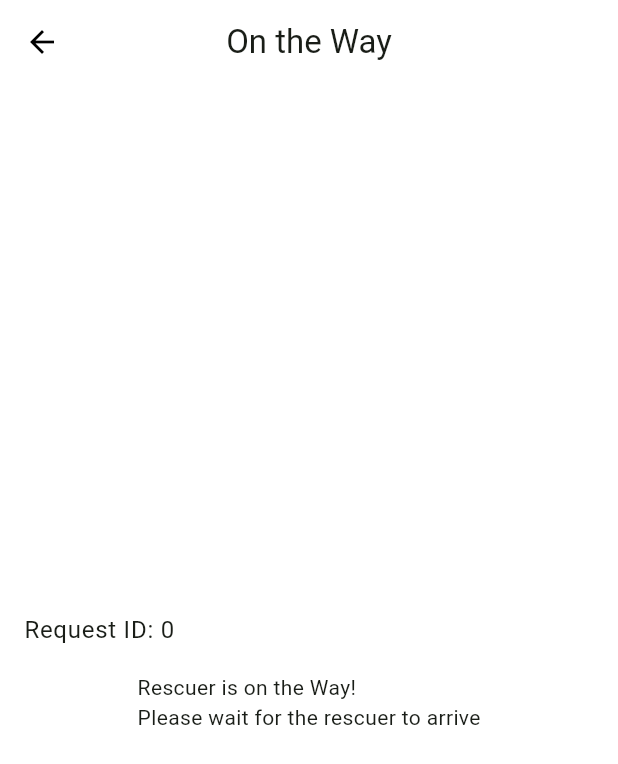
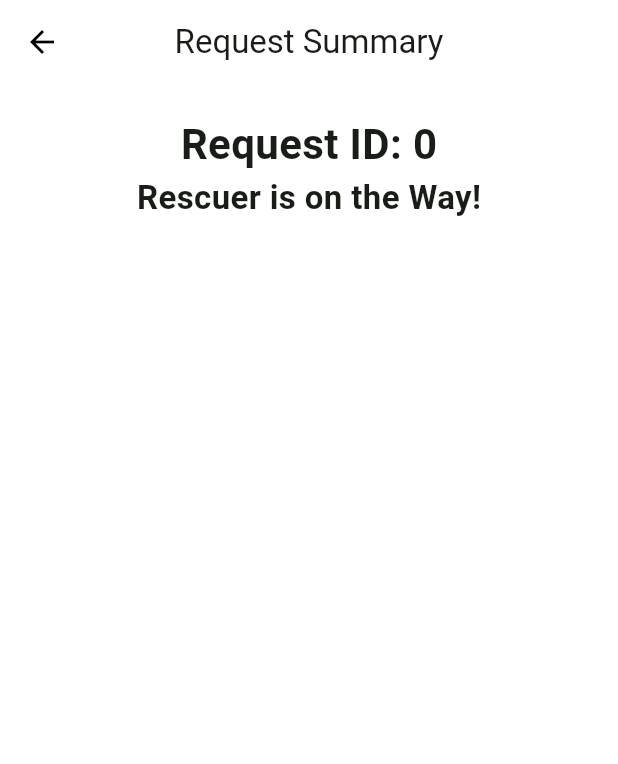
Before and after one commit to Project-Buhay/buhay-frontend, a Flutter app: the OnTheWayPage screen opened directly with empty values, on a phone screen of 412 x 824 dp. Shown: the top 764 px of the screen. Run offline on Flutter 3.47's test engine with Material 3 defaults, Android fonts, the light colour scheme and no system bars; our stand-ins replace appwrite, firebase_core, flutter_form_builder, flutter_svg, form_builder_validators, get_it and 5 more; missing offline and left inert: mapbox_maps_flutter; accounts and stored records are empty.

Commit message:
feat: add request summary on otw page

```diff
--- a/lib/system_ui/presentation/constituent/otw.dart
+++ b/lib/system_ui/presentation/constituent/otw.dart
@@ -32,6 +32,9 @@ class _OnTheWayPageState extends State<OnTheWayPage> {
     mapManualSearchController = widget.mapManualSearchController;
     mapInteractiveSearchController = widget.mapInteractiveSearchController;
 
+    print(widget.response);
+    print(widget.response["locations"]);
+
     if (mapManualSearchController != null) {
       sendDataUsingManual();
     } else {
@@ -57,20 +60,52 @@ class _OnTheWayPageState extends State<OnTheWayPage> {
     return Scaffold(
       backgroundColor: Colors.white,
       appBar: AppBar(
-          title: Text('On the Way'),
+          title: Text('Request Summary'),
           centerTitle: true,
           backgroundColor: Colors.white,
           iconTheme: IconThemeData(color: Colors.black)),
-      body: Center(
-        child: Column(
-          mainAxisAlignment: MainAxisAlignment.center,
-          children: <Widget>[
-            ListTile(
-              title: Text("Request ID: ${widget.requestId}"),
-            ),
-            Text(
-                "Rescuer is on the Way!\nPlease wait for the rescuer to arrive"),
-          ],
+      body: Padding(
+        padding: const EdgeInsets.only(top: 20.0),
+        child: SingleChildScrollView(
+          child: Column(
+            mainAxisAlignment: MainAxisAlignment.start,
+            crossAxisAlignment: CrossAxisAlignment.start,
+            children: <Widget>[
+              Center(
+                  child: Text(
+                "Request ID: ${widget.requestId}",
+                style: TextStyle(fontSize: 28, fontWeight: FontWeight.bold),
+              )),
+              Center(
+                  child: Text(
+                "Rescuer is on the Way!",
+                style: TextStyle(fontSize: 22, fontWeight: FontWeight.w600),
+              )),
+              if (widget.response["locations"] != null)
+                ...List<Widget>.from(
+                    widget.response["locations"].asMap().entries.map((entry) {
+                  int index = entry.key;
+                  var location = entry.value;
+                  return Padding(
+                    padding: const EdgeInsets.all(18.0),
+                    child: Column(
+                      crossAxisAlignment: CrossAxisAlignment.start,
+                      children: [
+                        Text(
+                          "Location ${index + 1}:",
+                          style: TextStyle(
+                              fontSize: 18, fontWeight: FontWeight.bold),
+                        ),
+                        Text(
+                          location.toString(),
+                          style: TextStyle(fontSize: 15),
+                        ),
+                      ],
+                    ),
+                  );
+                })),
+            ],
+          ),
         ),
       ),
     );
```
